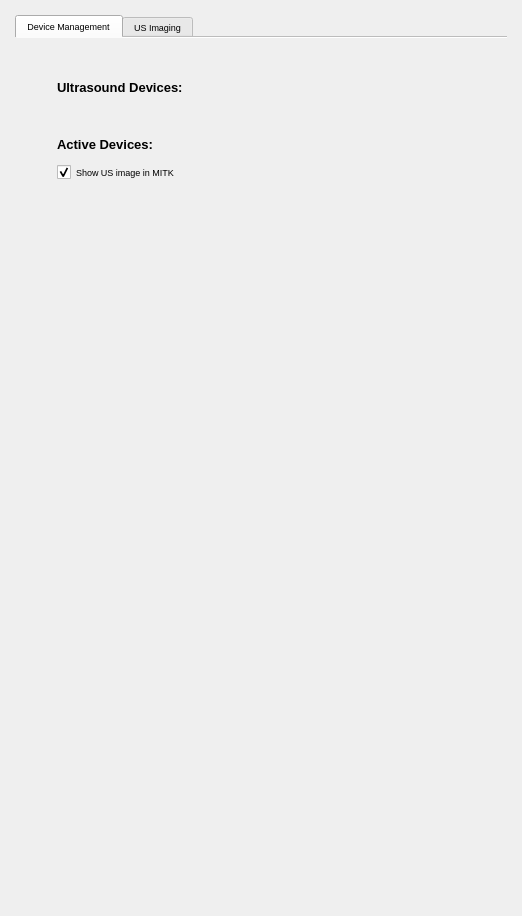
Old version of the form Plugins/org.mitk.gui.qt.ultrasound/src/internal/UltrasoundSupportControls.ui in the repository MITK/MITK.
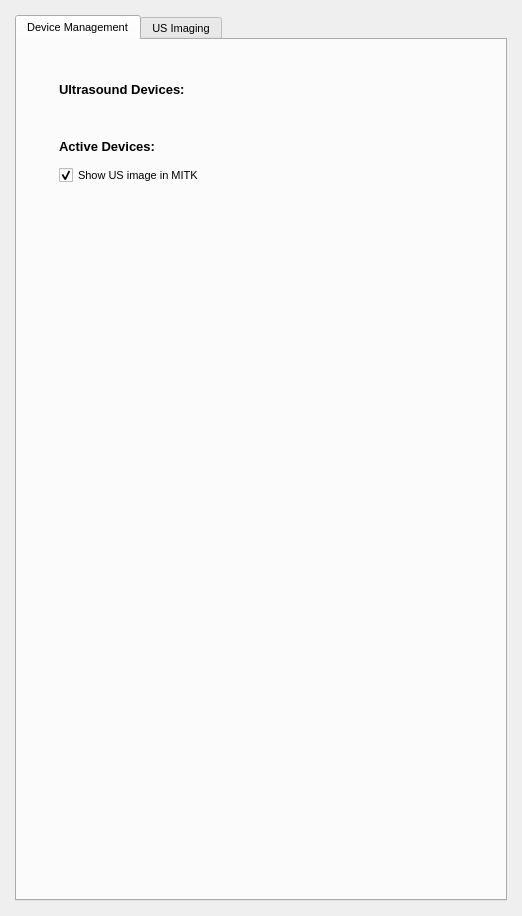
New version of the form. The open tabs and pages were chosen to show the change. Icons and pictures are not drawn. Custom widgets are drawn as their Qt base class.

Commit message: changes related to tab color and border for distinguishing highlighted tabs.

```diff
--- a/Plugins/org.mitk.gui.qt.ultrasound/src/internal/UltrasoundSupportControls.ui
+++ b/Plugins/org.mitk.gui.qt.ultrasound/src/internal/UltrasoundSupportControls.ui
@@ -39,7 +39,7 @@
      </property>
      <property name="font">
       <font>
-       <pointsize>7</pointsize>
+       <pointsize>8</pointsize>
        <weight>50</weight>
        <bold>false</bold>
       </font>
@@ -51,7 +51,7 @@
       <number>1</number>
      </property>
      <property name="documentMode">
-      <bool>true</bool>
+      <bool>false</bool>
      </property>
      <property name="tabsClosable">
       <bool>false</bool>
```
Left out of the diff: 2 changed lines with no effect on the pictures. The commit also changes 3 other files.
